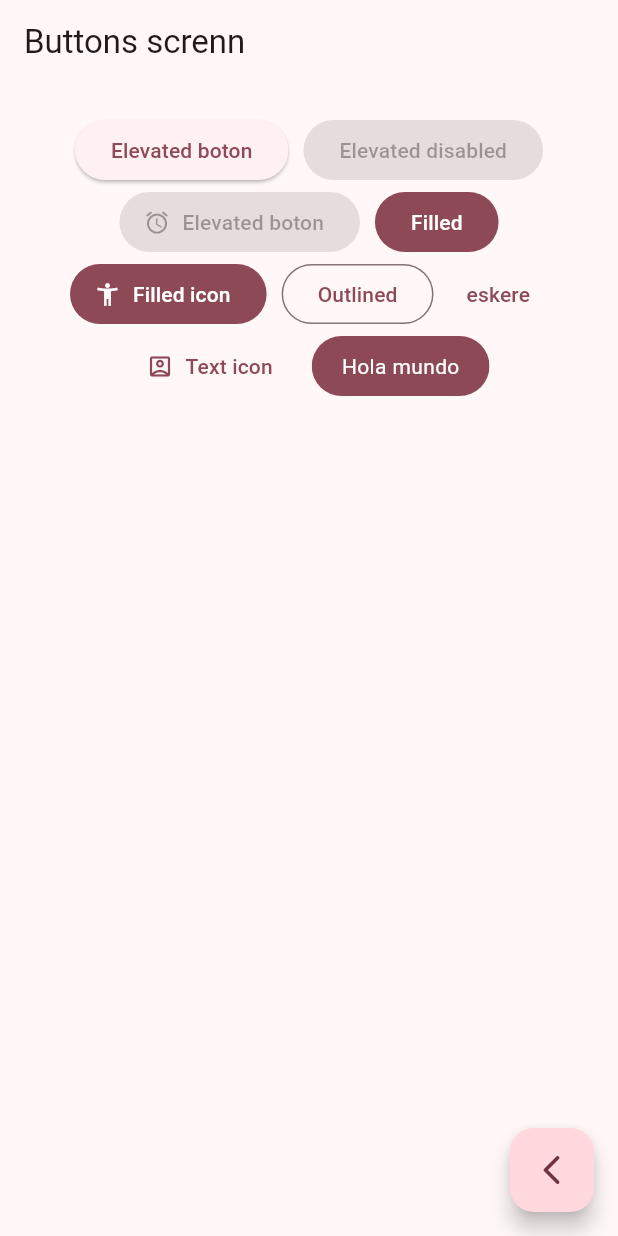
After one commit to Nachito02/widget_app, a Flutter app: the ButtonsScreen screen opened by its route, on a phone screen of 412 x 824 dp. The commit adds this screen. Run offline on Flutter 3.47's test engine with Material 3 defaults, Android fonts, the phone set to English and light mode, and no system bars; our stand-ins replace go_router.

Commit message:
first commit

```diff
--- a/lib/config/menu/menu_items.dart
+++ b/lib/config/menu/menu_items.dart
@@ -17,11 +17,11 @@ const appMenuItems = <MenuItem>[
   MenuItem(
       title: 'Botones',
       subTitle: 'Varios botones en flutter',
-      link: '/bottons',
+      link: '/buttons',
       icon: Icons.smart_button_outlined),
   MenuItem(
       title: 'Tarjetas',
       subTitle: 'Un contenedor estilizado',
-      link: '/card',
+      link: '/cards',
       icon: Icons.credit_card),
 ];
--- /dev/null
+++ b/lib/config/router/app_router.dart
@@ -0,0 +1,26 @@
+import 'package:go_router/go_router.dart';
+import 'package:widget_app/presentation/screens/screens.dart';
+
+// GoRouter configuration
+final appRouter = GoRouter(
+  initialLocation: '/',
+  routes: [
+    GoRoute(
+      name: HomeScreen.name,
+      path: '/',
+      builder: (context, state) => const HomeScreen(),
+    ),
+
+      GoRoute(
+        name: ButtonsScreen.name,
+      path: '/buttons',
+      builder: (context, state) => const ButtonsScreen(),
+    ),
+
+      GoRoute(
+        name: CardsScreen.name,
+      path: '/cards',
+      builder: (context, state) => const CardsScreen(),
+    ),
+  ],
+);
--- /dev/null
+++ b/lib/presentation/screens/bottons/bottons_screen.dart
@@ -0,0 +1,94 @@
+import 'package:flutter/material.dart';
+import 'package:go_router/go_router.dart';
+
+class ButtonsScreen extends StatelessWidget {
+  static const String name = 'buttons_screen';
+  const ButtonsScreen({super.key});
+
+  @override
+  Widget build(BuildContext context) {
+    return Scaffold(
+      appBar: AppBar(
+        title: const Text('Buttons screnn'),
+      ),
+      body: _ButtonsView(),
+      floatingActionButton: FloatingActionButton(
+        child: const Icon(Icons.arrow_back_ios_rounded),
+        onPressed: () => context.pop(),
+      ),
+    );
+  }
+}
+
+class _ButtonsView extends StatelessWidget {
+  @override
+  Widget build(BuildContext context) {
+    final colors = Theme.of(context).colorScheme;
+
+    return SizedBox(
+      width: double.infinity,
+      child: Padding(
+        padding: const EdgeInsets.symmetric(horizontal: 10, vertical: 20),
+        child: Wrap(
+          crossAxisAlignment: WrapCrossAlignment.center,
+          alignment: WrapAlignment.center,
+          spacing: 10,
+          children: [
+            ElevatedButton(
+                onPressed: () {}, child: const Text('Elevated boton')),
+            const ElevatedButton(
+                onPressed: null, child: Text('Elevated disabled')),
+            ElevatedButton.icon(
+              onPressed: null,
+              icon: const Icon(Icons.access_alarm_rounded),
+              label: const Text('Elevated boton'),
+            ),
+            FilledButton(onPressed: () {}, child: const Text('Filled')),
+            FilledButton.icon(
+              onPressed: () {},
+              icon: const Icon(Icons.accessibility_new),
+              label: const Text('Filled icon'),
+            ),
+            OutlinedButton(onPressed: () {}, child: const Text('Outlined')),
+
+            TextButton(onPressed: () {}, child: const Text('eskere')),
+            TextButton.icon(
+              onPressed: () {},
+              icon: const Icon(Icons.account_box_outlined),
+              label: const Text('Text icon'),
+            ),
+
+            //Todo Custom button
+
+            const CustomButton(),
+          ],
+        ),
+      ),
+    );
+  }
+}
+
+class CustomButton extends StatelessWidget {
+  const CustomButton({super.key});
+
+  @override
+  Widget build(BuildContext context) {
+    final colors = Theme.of(context).colorScheme;
+
+    return ClipRRect(
+      borderRadius: BorderRadius.circular(20),
+      child: Material(
+        color: colors.primary,
+        child: InkWell(
+          onTap: () {},
+          child:const Padding(
+              padding:  EdgeInsets.symmetric(horizontal: 20, vertical: 10),
+              child: Text(
+                'Hola mundo',
+                style: TextStyle(color: Colors.white),
+              )),
+        ),
+      ),
+    );
+  }
+}
--- a/pubspec.yaml
+++ b/pubspec.yaml
@@ -9,11 +9,12 @@ environment:
 dependencies:
   flutter:
     sdk: flutter
+  go_router: 6.0.7
 
 dev_dependencies:
+  flutter_lints: ^3.0.0
   flutter_test:
     sdk: flutter
-  flutter_lints: ^3.0.0
 
 flutter:
   uses-material-design: true
```
Also changed, not shown: lib/main.dart (+4 -4 lines), lib/presentation/screens/animated/animated_screen.dart (added, +13 -0 lines), lib/presentation/screens/app_tutorial/app_tutorial_screen.dart (added, +13 -0 lines), lib/presentation/screens/cards/cards_screen.dart (added, +181 -0 lines), lib/presentation/screens/home/home_screen.dart (+16 -9 lines), lib/presentation/screens/inifinite_scroll/infinite_scroll_screen.dart (added, +13 -0 lines), lib/presentation/screens/progress/progress_screen.dart (added, +13 -0 lines), lib/presentation/screens/screens.dart (added, +9 -0 lines), lib/presentation/screens/snackbar/snackbar_screen.dart (added, +13 -0 lines), lib/presentation/screens/ui_controls/ui_controls_screen.dart (added, +13 -0 lines), pubspec.lock, 5 other files.
